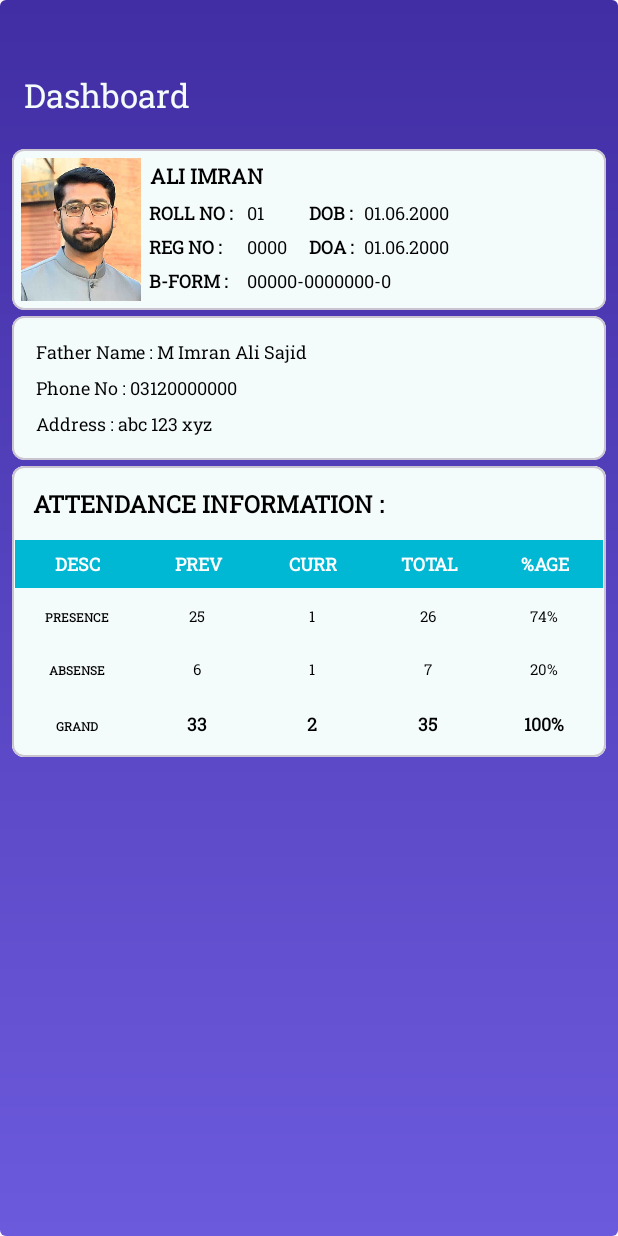
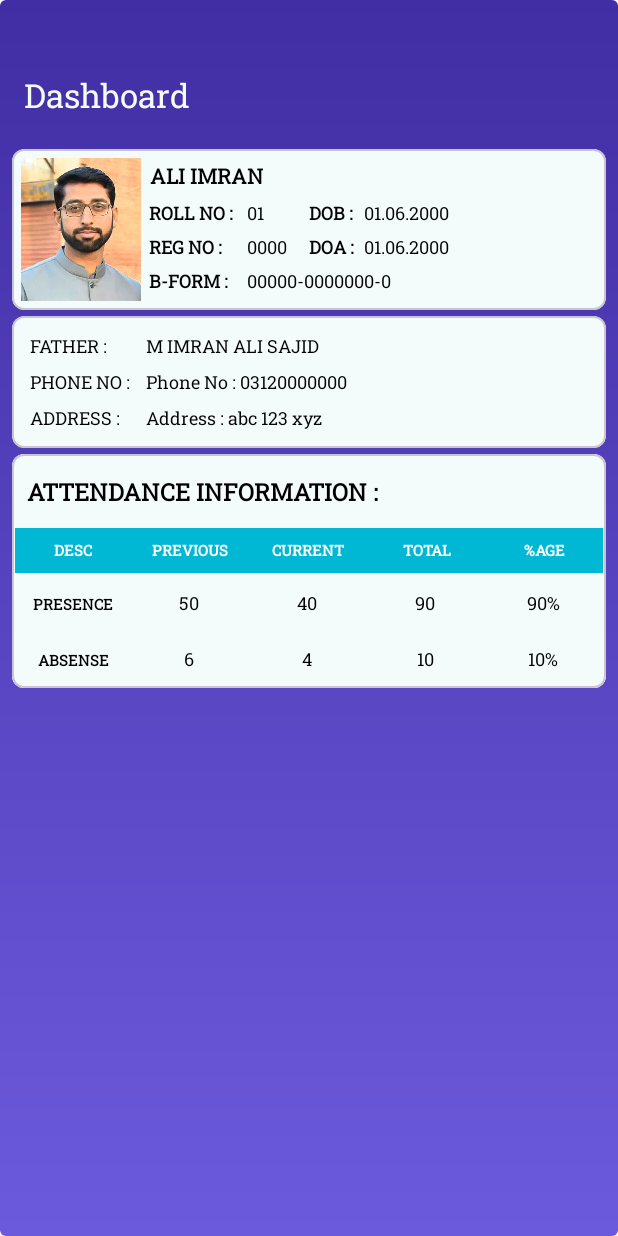
Before and after one commit to Aliimran2/Roll-Call, an Android app: the fragment StudentDetailFragment placed in its activity, on a phone screen of 412 x 824 dp. Run offline under Robolectric (Android 15) with nearby library versions, the light colour scheme and no system bars; our stand-ins replace Dagger/Hilt's generated code, navigation-ui; 2 statements that could not run were skipped.

Commit message:
attendance table layout changes

```diff
--- a/app/src/main/java/com/miassolutions/rollcall/ui/fragments/StudentDetailFragment.kt
+++ b/app/src/main/java/com/miassolutions/rollcall/ui/fragments/StudentDetailFragment.kt
@@ -59,7 +59,7 @@ class StudentDetailFragment : Fragment(R.layout.fragment_student_profile) {
 
                         binding.apply {
                             primaryProfile.apply {
-                                tvStudentName.text = student.studentName.uppercase()
+                                tvStudentName.text = student.studentName
                                 tvRegNum.text = "${student.regNumber}"
                                 tvRollNum.text = "${student.rollNumber}"
                                 tvDob.text = "${student.dob}"
@@ -68,9 +68,9 @@ class StudentDetailFragment : Fragment(R.layout.fragment_student_profile) {
                             }
 
                             secondaryProfile.apply {
-                                tvFatherName.text = "FATHER NAME : ${student.fatherName.uppercase()}"
-                                tvPhoneNumber.text = "PHONE NO : ${student.phoneNumber}"
-                                tvAddress.text = "ADDRESS : ${student.address?.uppercase()}"
+                                tvFatherName.text = "${student.fatherName}"
+                                tvPhoneNumber.text = "${student.phoneNumber}"
+                                tvAddress.text = "${student.address}"
                             }
 
 
--- a/app/src/main/res/layout/attance_table_layout.xml
+++ b/app/src/main/res/layout/attance_table_layout.xml
@@ -23,7 +23,8 @@
             android:layout_marginBottom="1dp"
             android:background="@color/white_two"
             android:gravity="start"
-            android:padding="8dp"
+            android:paddingVertical="8dp"
+            android:paddingStart="4dp"
             android:text="ATTENDANCE INFORMATION :"
             android:textColor="@android:color/black"
             android:textSize="16sp"
@@ -37,10 +38,10 @@
             android:layout_marginBottom="0dp"
             android:background="#00B8D4"
             android:gravity="center"
-            android:padding="8dp"
+            android:paddingVertical="8dp"
             android:text="DESC"
             android:textColor="@color/white"
-            android:textSize="12sp"
+            android:textSize="10sp"
             android:textStyle="bold" />
 
         <TextView
@@ -51,10 +52,10 @@
             android:layout_marginBottom="0dp"
             android:background="#00B8D4"
             android:gravity="center"
-            android:padding="8dp"
-            android:text="PREV"
+            android:paddingVertical="8dp"
+            android:text="PREVIOUS"
             android:textColor="@color/white"
-            android:textSize="12sp"
+            android:textSize="10sp"
             android:textStyle="bold" />
 
         <TextView
@@ -65,10 +66,10 @@
             android:layout_marginBottom="0dp"
             android:background="#00B8D4"
             android:gravity="center"
-            android:padding="8dp"
-            android:text="CURR"
+            android:paddingVertical="8dp"
+            android:text="CURRENT"
             android:textColor="@color/white"
-            android:textSize="12sp"
+            android:textSize="10sp"
             android:textStyle="bold" />
 
 
@@ -80,10 +81,10 @@
             android:layout_marginBottom="0dp"
             android:background="#00B8D4"
             android:gravity="center"
-            android:padding="8dp"
+            android:paddingVertical="8dp"
             android:text="TOTAL"
             android:textColor="@color/white"
-            android:textSize="12sp"
+            android:textSize="10sp"
             android:textStyle="bold" />
 
         <TextView
@@ -94,10 +95,10 @@
             android:layout_marginBottom="0dp"
             android:background="#00B8D4"
             android:gravity="center"
-            android:padding="8dp"
+            android:paddingVertical="8dp"
             android:text="%AGE"
             android:textColor="@color/white"
-            android:textSize="12sp"
+            android:textSize="10sp"
             android:textStyle="bold" />
 
         <TextView
@@ -109,10 +110,10 @@
             android:layout_marginBottom="0dp"
             android:background="@color/white_two"
             android:gravity="center"
-            android:padding="8dp"
+            android:paddingVertical="8dp"
             android:text="PRESENCE"
             android:textColor="@color/black"
-            android:textSize="8sp"
+            android:textSize="10sp"
             android:textStyle="bold" />
 
         <TextView
@@ -125,9 +126,9 @@
             android:background="@color/white_two"
             android:gravity="center"
             android:padding="8dp"
-            android:text="25"
+            android:text="50"
             android:textColor="@color/black"
-            android:textSize="10sp" />
+            android:textSize="12sp" />
 
         <TextView
             android:id="@+id/tv_presence_curr"
@@ -139,9 +140,9 @@
             android:background="@color/white_two"
             android:gravity="center"
             android:padding="8dp"
-            android:text="1"
+            android:text="40"
             android:textColor="@color/black"
-            android:textSize="10sp" />
+            android:textSize="12sp" />
 
         <TextView
             android:id="@+id/tv_presence_total"
@@ -153,9 +154,9 @@
             android:background="@color/white_two"
             android:gravity="center"
             android:padding="8dp"
-            android:text="26"
+            android:text="90"
             android:textColor="@color/black"
-            android:textSize="10sp" />
+            android:textSize="12sp" />
 
         <TextView
             android:id="@+id/tv_presence_percentage"
@@ -167,9 +168,9 @@
             android:background="@color/white_two"
             android:gravity="center"
             android:padding="8dp"
-            android:text="74%"
+            android:text="90%"
             android:textColor="@color/black"
-            android:textSize="10sp" />
+            android:textSize="12sp" />
 
         <TextView
             android:id="@+id/tv_absence_desc"
@@ -180,10 +181,10 @@
             android:layout_marginBottom="0dp"
             android:background="@color/white_two"
             android:gravity="center"
-            android:padding="8dp"
+            android:paddingVertical="8dp"
             android:text="ABSENSE"
             android:textColor="@color/black"
-            android:textSize="8sp"
+            android:textSize="10sp"
             android:textStyle="bold" />
 
         <TextView
@@ -198,7 +199,7 @@
             android:padding="8dp"
             android:text="6"
             android:textColor="@color/black"
-            android:textSize="10sp" />
+            android:textSize="12sp" />
 
         <TextView
             android:id="@+id/tv_absence_curr"
@@ -210,9 +211,9 @@
             android:background="@color/white_two"
             android:gravity="center"
             android:padding="8dp"
-            android:text="1"
+            android:text="4"
             android:textColor="@color/black"
-            android:textSize="10sp" />
+            android:textSize="12sp" />
 
         <TextView
             android:id="@+id/tv_absence_total"
@@ -224,9 +225,9 @@
             android:background="@color/white_two"
             android:gravity="center"
             android:padding="8dp"
-            android:text="7"
+            android:text="10"
             android:textColor="@color/black"
-            android:textSize="10sp" />
+            android:textSize="12sp" />
 
         <TextView
             android:id="@+id/tv_absence_percentage"
@@ -238,78 +239,9 @@
             android:background="@color/white_two"
             android:gravity="center"
             android:padding="8dp"
-            android:text="20%"
+            android:text="10%"
             android:textColor="@color/black"
-            android:textSize="10sp" />
-
-        <TextView
-            android:id="@+id/tv_grand_total_desc"
-            android:layout_width="0dp"
-            android:layout_height="wrap_content"
-            android:layout_columnWeight="1"
-            android:background="@color/white_two"
-            android:gravity="center"
-            android:padding="8dp"
-            android:text="GRAND"
-            android:textColor="@color/black"
-            android:textSize="8sp"
-            android:textStyle="bold" />
-
-        <TextView
-            android:id="@+id/tv_grand_total_prev"
-            android:layout_width="0dp"
-            android:layout_height="wrap_content"
-            android:layout_columnWeight="1"
-            android:layout_marginEnd="1dp"
-            android:background="@color/white_two"
-            android:gravity="center"
-            android:padding="8dp"
-            android:text="33"
-            android:textColor="@color/black"
-            android:textSize="12sp"
-            android:textStyle="bold" />
-
-        <TextView
-            android:id="@+id/tv_grand_total_curr"
-            android:layout_width="0dp"
-            android:layout_height="wrap_content"
-            android:layout_columnWeight="1"
-            android:layout_marginEnd="1dp"
-            android:background="@color/white_two"
-            android:gravity="center"
-            android:padding="8dp"
-            android:text="2"
-            android:textColor="@color/black"
-            android:textSize="12sp"
-            android:textStyle="bold" />
-
-        <TextView
-            android:id="@+id/tv_grand_total_total"
-            android:layout_width="0dp"
-            android:layout_height="wrap_content"
-            android:layout_columnWeight="1"
-            android:layout_marginEnd="1dp"
-            android:background="@color/white_two"
-            android:gravity="center"
-            android:padding="8dp"
-            android:text="35"
-            android:textColor="@color/black"
-            android:textSize="12sp"
-            android:textStyle="bold" />
-
-        <TextView
-            android:id="@+id/tv_grand_total_percentage"
-            android:layout_width="0dp"
-            android:layout_height="wrap_content"
-            android:layout_columnWeight="1"
-            android:layout_marginEnd="1dp"
-            android:background="@color/white_two"
-            android:gravity="center"
-            android:padding="8dp"
-            android:text="100%"
-            android:textColor="@color/black"
-            android:textSize="12sp"
-            android:textStyle="bold" />
+            android:textSize="12sp" />
 
     </GridLayout>
 
--- a/app/src/main/res/layout/secondary_profile_layout.xml
+++ b/app/src/main/res/layout/secondary_profile_layout.xml
@@ -9,47 +9,52 @@
     app:cardBackgroundColor="@color/white_two"
     app:cardCornerRadius="8dp">
 
-    <androidx.constraintlayout.widget.ConstraintLayout
+    <GridLayout
         android:layout_width="match_parent"
         android:layout_height="wrap_content"
-        android:padding="8dp">
+        android:columnCount="2"
+        android:layout_margin="8dp"
+        android:useDefaultMargins="true"
+        >
+
+
+        <TextView
+            android:text="father : "
+            android:textAllCaps="true"
+            android:textColor="@color/black"
+            android:textSize="12sp" />
 
 
         <TextView
             android:id="@+id/tv_father_name"
-            android:layout_width="wrap_content"
-            android:layout_height="wrap_content"
-            android:layout_marginStart="8dp"
-            android:layout_marginTop="8dp"
-            android:text="Father Name : M Imran Ali Sajid"
+            android:text="M Imran Ali Sajid"
+            android:textAllCaps="true"
             android:textColor="@color/black"
-            android:textSize="12sp"
-            app:layout_constraintStart_toStartOf="parent"
-            app:layout_constraintTop_toTopOf="parent" />
+            android:textSize="12sp" />
+
+        <TextView
+            android:text="Phone no : "
+            android:textAllCaps="true"
+            android:textColor="@color/black"
+            android:textSize="12sp" />
 
         <TextView
             android:id="@+id/tv_phone_number"
-            android:layout_width="wrap_content"
-            android:layout_height="wrap_content"
-            android:layout_marginTop="8dp"
             android:text="Phone No : 03120000000"
             android:textColor="@color/black"
-            android:textSize="12sp"
-            app:layout_constraintStart_toStartOf="@+id/tv_father_name"
-            app:layout_constraintTop_toBottomOf="@+id/tv_father_name" />
+            android:textSize="12sp" />
+
+        <TextView
+            android:text="Address : "
+            android:textAllCaps="true"
+            android:textColor="@color/black"
+            android:textSize="12sp" />
 
         <TextView
             android:id="@+id/tv_address"
-            android:layout_width="wrap_content"
-            android:layout_height="wrap_content"
-            android:layout_marginTop="8dp"
-            android:layout_marginBottom="8dp"
             android:text="Address : abc 123 xyz"
             android:textColor="@color/black"
-            android:textSize="12sp"
-            app:layout_constraintBottom_toBottomOf="parent"
-            app:layout_constraintStart_toStartOf="@+id/tv_phone_number"
-            app:layout_constraintTop_toBottomOf="@+id/tv_phone_number" />
-    </androidx.constraintlayout.widget.ConstraintLayout>
+            android:textSize="12sp" />
+    </GridLayout>
 
 </com.google.android.material.card.MaterialCardView>
```
